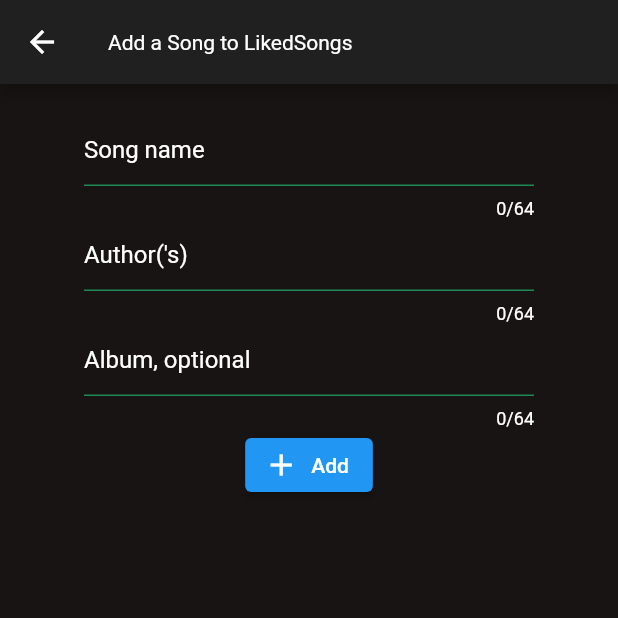
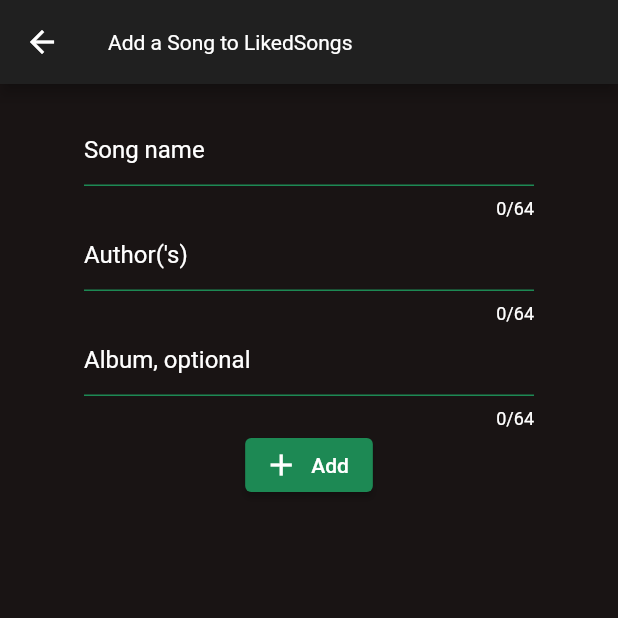
Before and after one commit to TijsGroenendaal/Queuemusic, a Flutter app: the screen it shows after launch, item 2 of the bottom bar chosen, after a tap on the "add" icon, on a phone screen of 412 x 824 dp, the top half of it. Run offline on Flutter 3.47's test engine with Material 2 defaults, Android fonts, the phone set to English and light mode, and no system bars; our stand-ins replace cloud_firestore, firebase_core, sqflite; accounts and stored records are empty.

Commit message:
💄 green button

```diff
--- a/lib/widgets/AddSongWidget.dart
+++ b/lib/widgets/AddSongWidget.dart
@@ -5,6 +5,8 @@ import 'package:queuemusic/helper/SnackbarHelper.dart';
 import 'package:queuemusic/models/Song.dart';
 import 'package:queuemusic/widgets/TextFieldWidget.dart';
 import 'package:uuid/uuid.dart';
+
+import '../common/QueueMusicColor.dart';
 
 class AddSongWidget extends StatelessWidget {
   AddSongWidget({Key? key, required this.callback}) : super(key: key);
@@ -34,6 +36,9 @@ class AddSongWidget extends StatelessWidget {
                   TextFieldWidget(authorController, "Author('s)", 64, BoolWrapper(true)),
                   TextFieldWidget(albumController, "Album, optional", 64, BoolWrapper(true)),
                   ElevatedButton.icon(
+                    style: ButtonStyle(
+                      backgroundColor: MaterialStateProperty.all(QueueMusicColor.green),
+                    ),
                     onPressed: () => _addSong(context),
                     icon: const Icon(Icons.add),
                     label: const Text("Add"),
```
